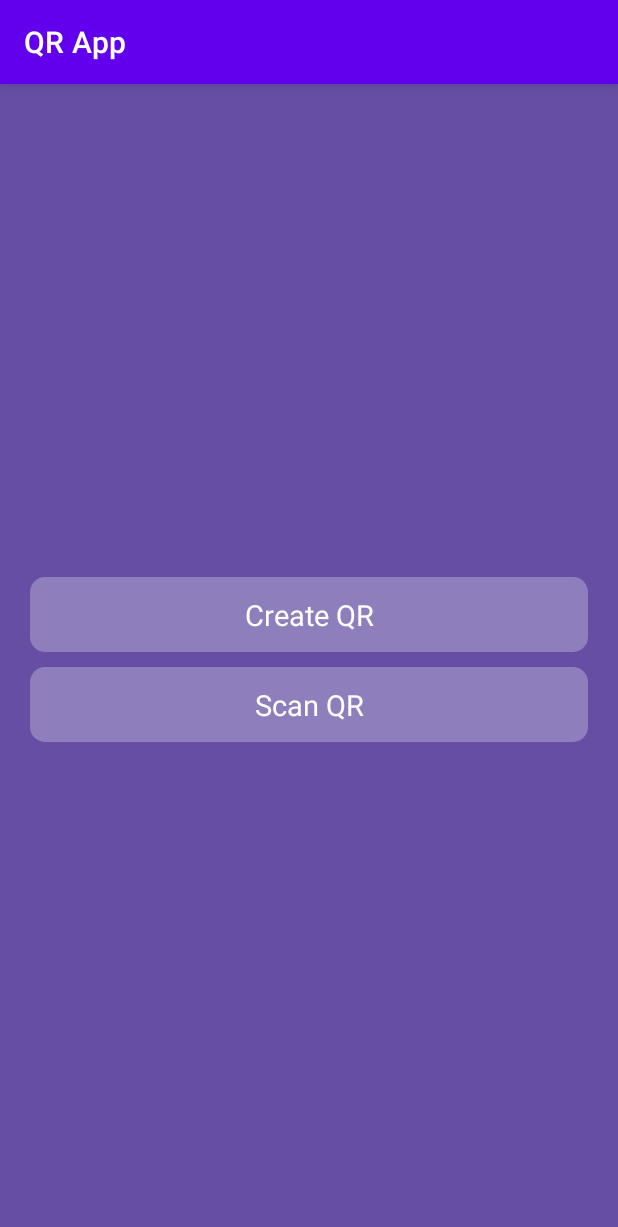
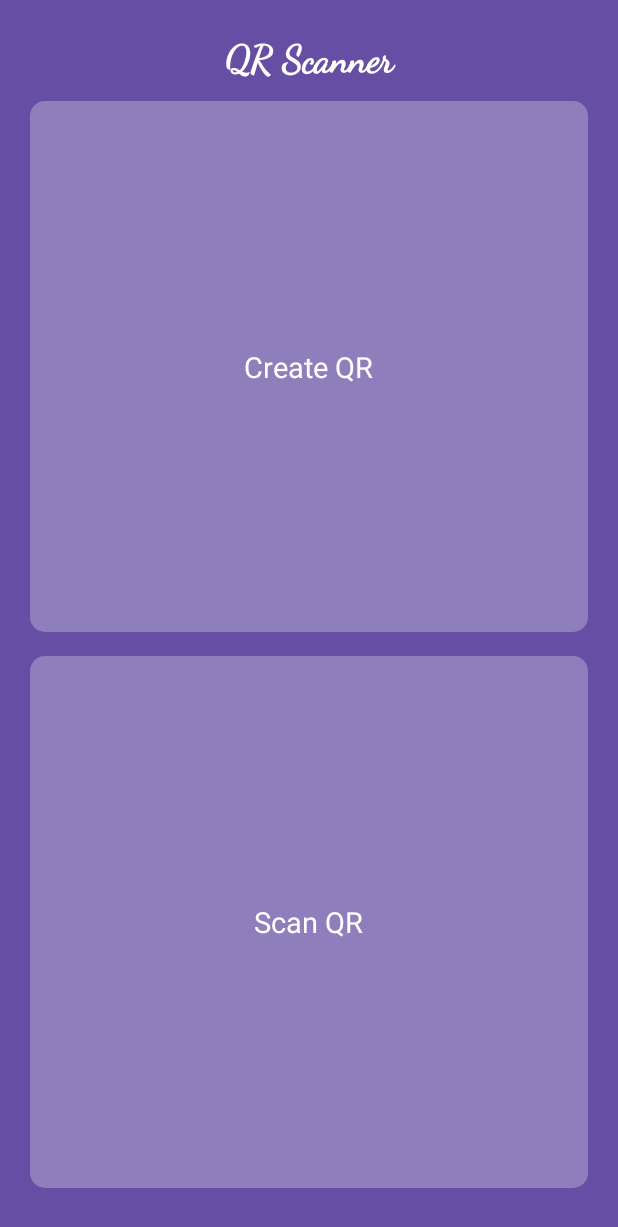
Before and after one commit to deepdhar/QR-App, an Android app: the screen it shows after launch (MainActivity), on a phone screen of 412 x 824 dp. Shown: the top 1227 px of the screen. Run offline under Robolectric (Android 15) with nearby library versions, the phone set to English and light mode, and no system bars.

Commit message:
updated app UI

```diff
--- a/app/src/main/java/com/example/android/qr_generator/MainActivity.java
+++ b/app/src/main/java/com/example/android/qr_generator/MainActivity.java
@@ -1,49 +1,14 @@
 package com.example.android.qr_generator;
 
-import androidx.annotation.NonNull;
-import androidx.annotation.Nullable;
-import androidx.appcompat.app.AlertDialog;
 import androidx.appcompat.app.AppCompatActivity;
-import androidx.core.app.ActivityCompat;
-import androidx.core.content.ContextCompat;
-
-import android.Manifest;
-import android.content.Context;
-import android.content.DialogInterface;
 import android.content.Intent;
-import android.content.pm.PackageManager;
-import android.graphics.Bitmap;
-import android.graphics.drawable.BitmapDrawable;
-import android.media.Image;
-import android.net.Uri;
 import android.os.Bundle;
-import android.os.Environment;
 import android.view.View;
-import android.view.inputmethod.InputMethodManager;
-import android.widget.Button;
-import android.widget.EditText;
-import android.widget.ImageView;
-import android.widget.TextView;
-import android.widget.Toast;
-
-import com.google.zxing.BarcodeFormat;
-import com.google.zxing.MultiFormatWriter;
-import com.google.zxing.WriterException;
-import com.google.zxing.common.BitMatrix;
-import com.google.zxing.integration.android.IntentIntegrator;
-import com.google.zxing.integration.android.IntentResult;
-import com.google.zxing.qrcode.encoder.QRCode;
-import com.journeyapps.barcodescanner.BarcodeEncoder;
-
-import java.io.File;
-import java.io.FileNotFoundException;
-import java.io.FileOutputStream;
-import java.io.IOException;
-import java.io.OutputStream;
+import android.widget.LinearLayout;
 
 public class MainActivity extends AppCompatActivity {
 
-    TextView generate_textview, scan_textview;
+    LinearLayout generate_textview, scan_textview;
 
     @Override
     protected void onCreate(Bundle savedInstanceState) {
--- a/app/src/main/res/layout/activity_main.xml
+++ b/app/src/main/res/layout/activity_main.xml
@@ -9,39 +9,65 @@
     android:padding="20dp"
     tools:context=".MainActivity">
 
+    <TextView
+        android:id="@+id/top_tv"
+        android:layout_width="match_parent"
+        android:layout_height="wrap_content"
+        android:text="QR Scanner"
+        android:textSize="25sp"
+        android:textColor="@color/white"
+        android:fontFamily="@font/dancing_script"
+        android:textStyle="bold"
+        android:textAlignment="center"/>
+
     <LinearLayout
         android:layout_width="match_parent"
-        android:layout_height="wrap_content"
+        android:layout_height="match_parent"
         android:orientation="vertical"
-        android:layout_centerInParent="true">
+        android:layout_centerInParent="true"
+        android:layout_below="@id/top_tv"
+        android:layout_marginVertical="12dp">
+
+        <LinearLayout
+            android:id="@+id/generate_qr"
+            android:layout_width="match_parent"
+            android:layout_height="0dp"
+            android:layout_weight="1"
+            android:background="@drawable/bg"
+            android:layout_marginBottom="8dp"
+            android:padding="12dp"
+            android:gravity="center">
 
             <TextView
-            android:id="@+id/generate_qr"
-            android:layout_width="match_parent"
+                android:layout_width="wrap_content"
                 android:layout_height="wrap_content"
-            android:background="@drawable/bg"
-            android:padding="12dp"
                 android:text="Create QR"
                 android:textAlignment="center"
                 android:textColor="@color/white"
-            android:textSize="19sp" />
+                android:textSize="19sp"/>
+
+        </LinearLayout>
+
+        <LinearLayout
+            android:id="@+id/scan_qr"
+            android:layout_width="match_parent"
+            android:layout_height="0dp"
+            android:layout_weight="1"
+            android:background="@drawable/bg"
+            android:padding="12dp"
+            android:layout_marginTop="8dp"
+            android:gravity="center">
 
             <TextView
-            android:id="@+id/scan_qr"
-            android:layout_width="match_parent"
+                android:layout_width="wrap_content"
                 android:layout_height="wrap_content"
-            android:layout_marginTop="10dp"
-            android:background="@drawable/bg"
-            android:padding="12dp"
                 android:text="Scan QR"
                 android:textAlignment="center"
                 android:textColor="@color/white"
-            android:textSize="19sp" />
+                android:textSize="19sp"/>
 
         </LinearLayout>
 
-
-
-
+    </LinearLayout>
 
 </RelativeLayout>
--- a/app/src/main/res/values-night/themes.xml
+++ b/app/src/main/res/values-night/themes.xml
@@ -1,10 +1,10 @@
 <resources xmlns:tools="http://schemas.android.com/tools">
     <!-- Base application theme. -->
-    <style name="Theme.QR_Generator" parent="Theme.MaterialComponents.DayNight.DarkActionBar">
+    <style name="Theme.QR_Generator" parent="Theme.MaterialComponents.NoActionBar">
         <!-- Primary brand color. -->
         <item name="colorPrimary">@color/purple_200</item>
-        <item name="colorPrimaryVariant">@color/purple_700</item>
-        <item name="colorOnPrimary">@color/black</item>
+        <item name="colorPrimaryVariant">@color/black</item>
+        <item name="colorOnPrimary">@color/white</item>
         <!-- Secondary brand color. -->
         <item name="colorSecondary">@color/teal_200</item>
         <item name="colorSecondaryVariant">@color/teal_200</item>
--- a/app/src/main/res/values/themes.xml
+++ b/app/src/main/res/values/themes.xml
@@ -1,9 +1,9 @@
 <resources xmlns:tools="http://schemas.android.com/tools">
     <!-- Base application theme. -->
-    <style name="Theme.QR_Generator" parent="Theme.MaterialComponents.DayNight.DarkActionBar">
+    <style name="Theme.QR_Generator" parent="Theme.MaterialComponents.NoActionBar">
         <!-- Primary brand color. -->
         <item name="colorPrimary">@color/purple_500</item>
-        <item name="colorPrimaryVariant">@color/purple_700</item>
+        <item name="colorPrimaryVariant">@color/black</item>
         <item name="colorOnPrimary">@color/white</item>
         <!-- Secondary brand color. -->
         <item name="colorSecondary">@color/teal_200</item>
```
Also changed, not shown: app/src/main/res/layout/activity_generate_qr.xml (+23 -32 lines), app/src/main/res/layout/activity_scan.xml (+17 -1 lines), app/src/main/res/font/dancing_script.ttf (added). Lines whose indentation alone changed are shown as unchanged.
